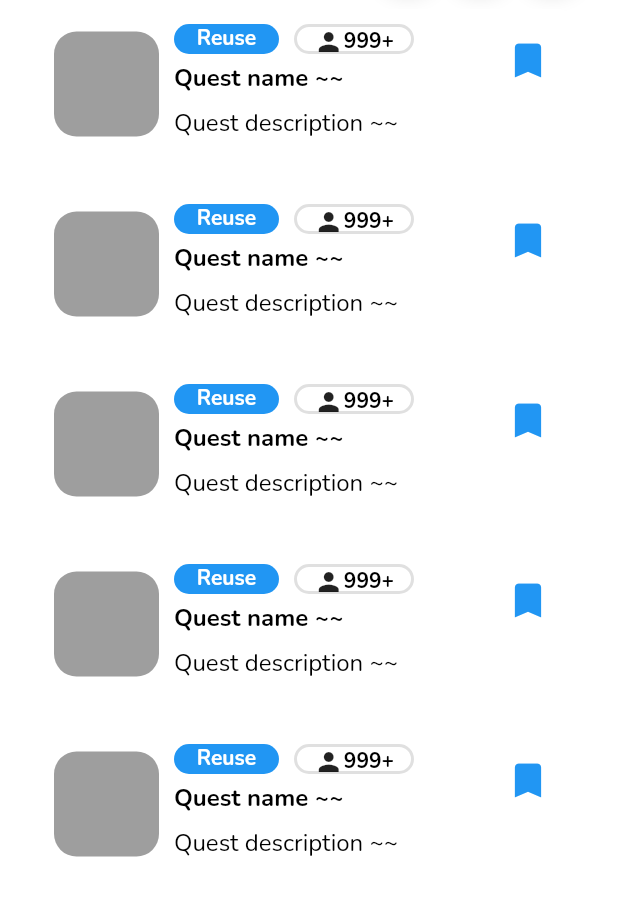
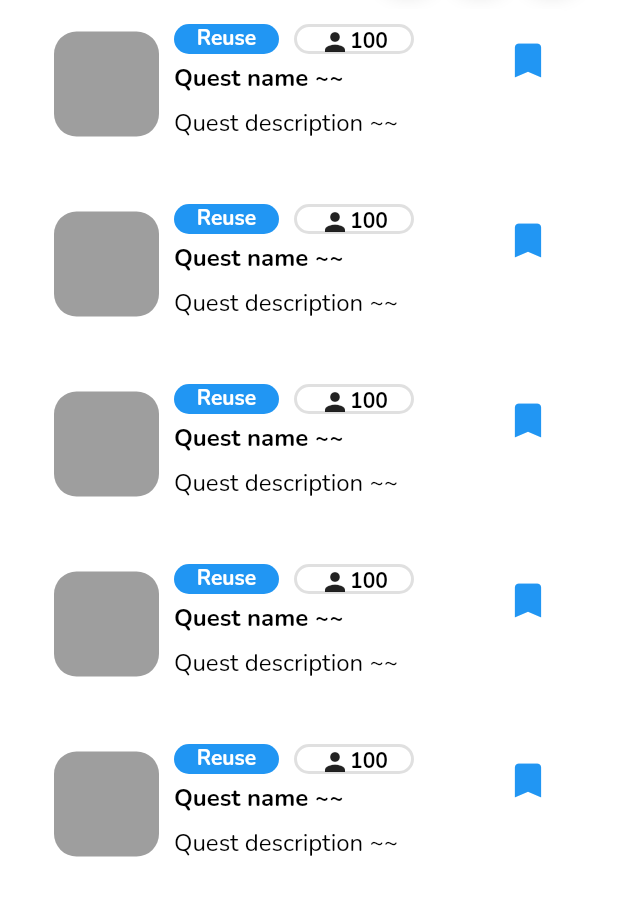
Before and after one commit to TerraQ-KR/TerraQClient, a Flutter app: the QuestListScreen screen opened directly, on a phone screen of 412 x 824 dp, the part 123-1039 px from its top. Run offline on Flutter 3.47's test engine with Material 2 defaults, Android fonts, the phone set to English and light mode, and no system bars; our stand-ins replace dotted_border.

Commit message:
feat(user_count): create quest_user_count

```diff
--- a/lib/screens/quest/main/widget/input_quest_common.dart
+++ b/lib/screens/quest/main/widget/input_quest_common.dart
@@ -39,7 +39,7 @@ class InputQuest extends StatelessWidget {
                 Positioned(
                   left: 90,
                   top: 10,
-                  child: TagQuestPeople(),
+                  child: TagQuestPeople(quest_user_count: 1000),
                 ),
                 Positioned(
                   left: 20,
--- a/lib/screens/quest/main/widget/input_quest_picture.dart
+++ b/lib/screens/quest/main/widget/input_quest_picture.dart
@@ -44,7 +44,7 @@ class InputQuestPicture extends StatelessWidget {
                 Positioned(
                   left: 170,
                   top: 10,
-                  child: TagQuestPeople(),
+                  child: TagQuestPeople(quest_user_count: 100),
                 ),
                 Positioned(
                   left: 90,
--- a/lib/screens/quest/main/widget/tag_quest_people.dart
+++ b/lib/screens/quest/main/widget/tag_quest_people.dart
@@ -3,8 +3,17 @@ import 'package:eco_reward_app/utils/color_utils.dart';
 import 'package:eco_reward_app/screens/quest/main/style/main_theme.dart';
 
 class TagQuestPeople extends StatelessWidget {
+  // ignore: non_constant_identifier_names
+  final int quest_user_count;
+
+  const TagQuestPeople({Key? key, required this.quest_user_count})
+      : super(key: key);
+
   @override
   Widget build(BuildContext context) {
+    String countText;
+    countText = quest_user_count < 1000 ? quest_user_count.toString() : '999+';
+    // ignore: newline-before-return
     return Container(
       width: 80,
       height: 20,
@@ -19,7 +28,7 @@ class TagQuestPeople extends StatelessWidget {
         children: [
           const Icon(Icons.person, size: 20),
           Text(
-            "999+",
+            countText,
             textAlign: TextAlign.center,
             style: questTheme.textTheme.bodyMedium!
                 .copyWith(color: ColorUtils.black, fontWeight: FontWeight.bold),
--- a/pubspec.yaml
+++ b/pubspec.yaml
@@ -37,6 +37,7 @@ dependencies:
   cupertino_icons: 1.0.2
   dotted_border: ^2.0.0+3
   tab_indicator_styler: ^2.0.0
+  http: ^0.13.5
 
 dev_dependencies:
   flutter_test:
```
Also changed, not shown: pubspec.lock.
